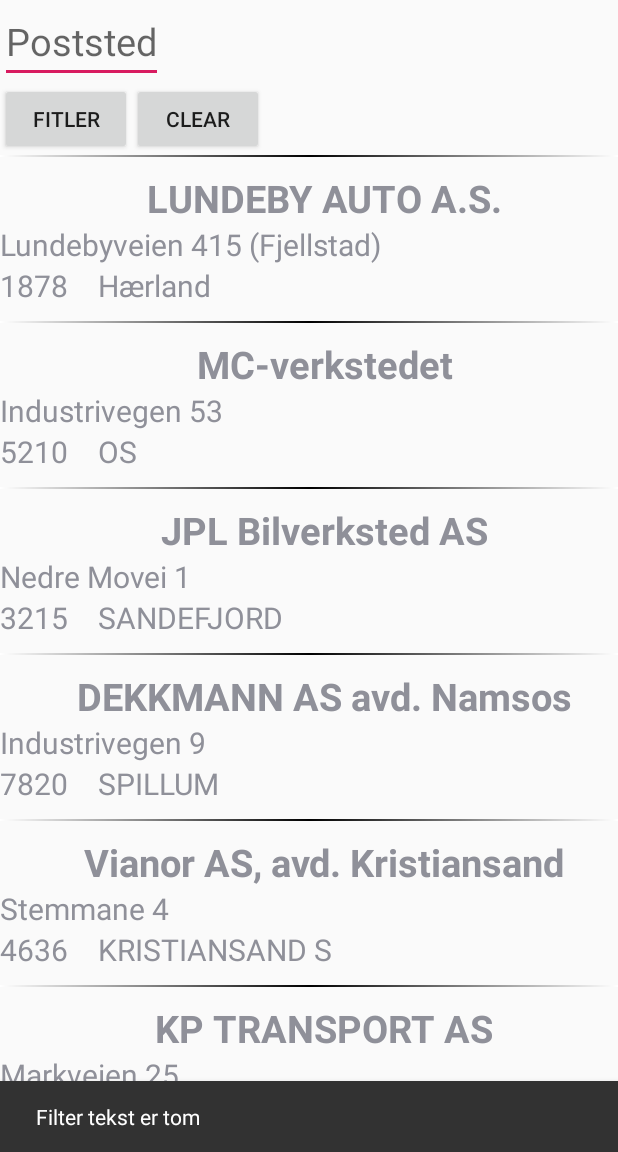
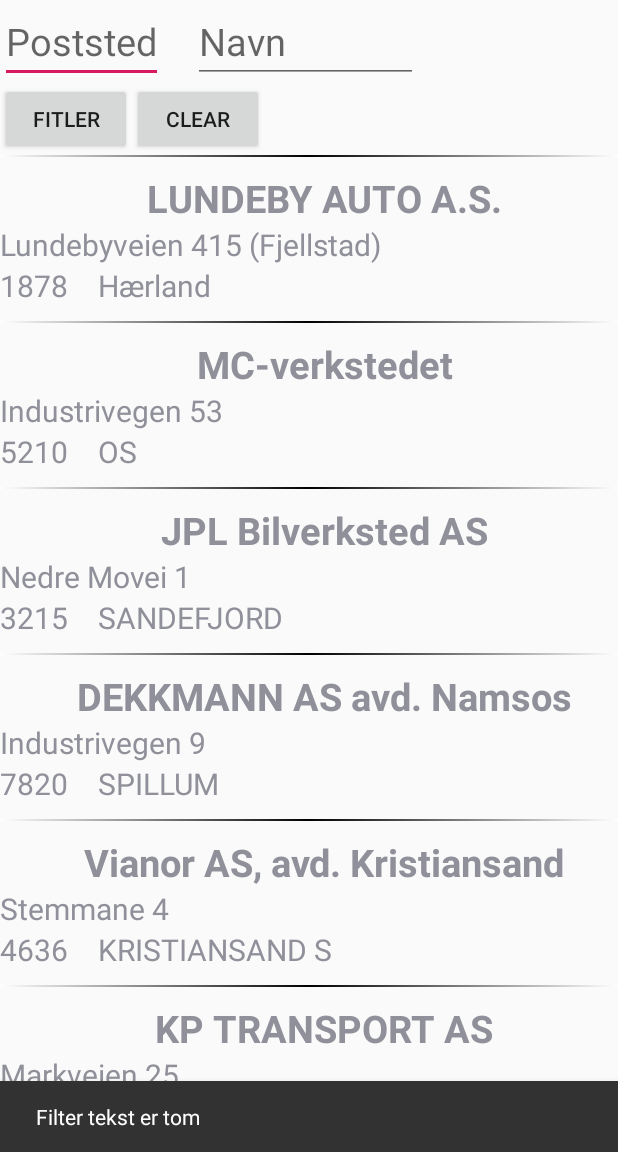
Before and after one commit to Andreas981/HobbyProject, an Android app: the ListFragment screen opened through its navigation route, after a tap on "FITLER", on a phone screen of 412 x 824 dp, the part 84-1236 px from its top. Run offline under Robolectric (Android 15) with nearby library versions, the phone set to English and light mode, and no system bars; our stand-ins replace navigation-ui; 2 statements that could not run were skipped; 1 other tap on this screen came first.

Commit message:
Filter button

```diff
--- a/app/src/main/java/no/andreasmikalsen/hobbyapplication/ListFragment.java
+++ b/app/src/main/java/no/andreasmikalsen/hobbyapplication/ListFragment.java
@@ -15,6 +15,7 @@ import android.view.ViewGroup;
 import android.view.inputmethod.InputMethodManager;
 import android.widget.Button;
 import android.widget.EditText;
+import android.widget.LinearLayout;
 import android.widget.ListView;
 import android.widget.Toast;
 
@@ -48,8 +49,11 @@ public class ListFragment extends Fragment {
     private ArrayList<Workshop> workshops = new ArrayList<>();
     private ArrayList<Workshop> mWorkshops = new ArrayList<>();
     private EditText filterPostSted;
+    private EditText filterNavn;
+    private Button showFilter;
     private Button filterBtn;
     private Button clearFilterBtn;
+    private LinearLayout filterBox;
 
     public ListFragment() {
         // Required empty public constructor
@@ -72,33 +76,50 @@ public class ListFragment extends Fragment {
         filterPostSted = view.findViewById(R.id.list_filter_poststed_edittext);
         filterBtn = view.findViewById(R.id.list_filter_btn);
         clearFilterBtn = view.findViewById(R.id.list_clear_filter_btn);
+        showFilter = view.findViewById(R.id.list_filter_icon);
+        filterBox = view.findViewById(R.id.list_filter_box);
+        filterNavn = view.findViewById(R.id.list_filter_navn_edittext);
 
         InputStream inputStream = getResources().openRawResource(R.raw.verksted);
         getWorkshopFromFile(inputStream);
         populateListView();
 
 
+        showFilter.setOnClickListener(new View.OnClickListener() {
+            @Override
+            public void onClick(View v) {
+                filterBox.setVisibility(View.VISIBLE);
+                showFilter.setVisibility(View.GONE);
+            }
+        });
+
+
+
         filterBtn.setOnClickListener(new View.OnClickListener() {
             @Override
             public void onClick(View v) {
                 String filterPostStedText = filterPostSted.getText().toString();
-                if(filterPostStedText.trim().length() <= 0){
+                String filterNavnText = filterNavn.getText().toString();
+                if(filterNavnText.trim().length() <= 0 && filterPostStedText.trim().length() <= 0){
                     Snackbar.make(v, "Filter tekst er tom", Snackbar.LENGTH_LONG)
                             .setAction("Action", null).show();
                 }else{
-                    ArrayList<Workshop> tempList= filterWorkshops(filterPostStedText);
+
+                    ArrayList<Workshop> tempList = filterWorkshops(filterPostStedText);
                     if(tempList.size() <= 0){
                         Snackbar.make(v, "Fant ingen verksteder med dette filteret", Snackbar.LENGTH_LONG)
                                 .setAction("Action", null).show();
                     }else{
                         mWorkshops = tempList;
                         populateListView();
-                        filterPostSted.setText("");
-                        //Hide keyboard
-                        InputMethodManager imm = (InputMethodManager)getActivity().getSystemService(Context.INPUT_METHOD_SERVICE);
-                        imm.hideSoftInputFromWindow(filterPostSted.getWindowToken(), 0);
+                        filterBox.setVisibility(View.GONE);
+                        showFilter.setVisibility(View.VISIBLE);
+
                     }
                 }
+                //Hide keyboard
+                InputMethodManager imm = (InputMethodManager)getActivity().getSystemService(Context.INPUT_METHOD_SERVICE);
+                imm.hideSoftInputFromWindow(filterPostSted.getWindowToken(), 0);
             }
         });
 
@@ -107,6 +128,8 @@ public class ListFragment extends Fragment {
             public void onClick(View v) {
                 mWorkshops = workshops;
                 populateListView();
+                filterBox.setVisibility(View.GONE);
+                showFilter.setVisibility(View.VISIBLE);
             }
         });
 
@@ -116,7 +139,7 @@ public class ListFragment extends Fragment {
         ArrayList<Workshop> secondList = new ArrayList<>();
 
         for( int i = 0 ; i < workshops.size(); i++) {
-            if (workshops.get(i).getPoststed().toLowerCase().equals(value)) {
+            if (workshops.get(i).getPoststed().toLowerCase().equals(value.toLowerCase())) {
                 secondList.add(workshops.get(i));
             }
         }
--- /dev/null
+++ b/app/src/main/res/drawable/ic_filter_black.xml
@@ -0,0 +1,9 @@
+<vector xmlns:android="http://schemas.android.com/apk/res/android"
+        android:width="24dp"
+        android:height="24dp"
+        android:viewportWidth="24.0"
+        android:viewportHeight="24.0">
+    <path
+        android:fillColor="#FF000000"
+        android:pathData="M10,18h4v-2h-4v2zM3,6v2h18L21,6L3,6zM6,13h12v-2L6,11v2z"/>
+</vector>
--- a/app/src/main/res/layout/fragment_list.xml
+++ b/app/src/main/res/layout/fragment_list.xml
@@ -6,9 +6,20 @@
     android:orientation="vertical"
     tools:context=".ListFragment">
 
+    <Button
+        android:id="@+id/list_filter_icon"
+        android:layout_width="wrap_content"
+        android:layout_height="wrap_content"
+        android:text="@string/filter"
+        android:textSize="15sp"
+        android:drawableStart="@drawable/ic_filter_black"
+        android:outlineProvider="none"/>
+
     <LinearLayout
+        android:id="@+id/list_filter_box"
         android:layout_width="match_parent"
         android:layout_height="wrap_content"
+        android:visibility="visible"
         android:orientation="vertical">
         <LinearLayout
             android:layout_width="match_parent"
@@ -19,6 +30,13 @@
             android:layout_width="wrap_content"
             android:layout_height="wrap_content"
             android:hint="Poststed"
+            android:layout_marginEnd="20dp"
+            android:textSize="25sp"/>
+        <EditText
+            android:id="@+id/list_filter_navn_edittext"
+            android:layout_width="150dp"
+            android:layout_height="wrap_content"
+            android:hint="Navn"
             android:textSize="25sp"/>
 
         </LinearLayout>
--- a/app/src/main/res/navigation/nav_graph.xml
+++ b/app/src/main/res/navigation/nav_graph.xml
@@ -64,9 +64,9 @@
         <action
             android:id="@+id/action_listFragment_to_mapFragment"
             app:destination="@id/mapFragment"
-            app:enterAnim="@anim/forward_animation"
-            app:exitAnim="@anim/backward_animation"
-            app:popEnterAnim="@anim/forward_animation"
-            app:popExitAnim="@anim/backward_animation" />
+            app:enterAnim="@anim/backward_animation"
+            app:exitAnim="@anim/forward_animation"
+            app:popEnterAnim="@anim/backward_animation"
+            app:popExitAnim="@anim/forward_animation" />
     </fragment>
 </navigation>
--- a/app/src/main/res/values/strings.xml
+++ b/app/src/main/res/values/strings.xml
@@ -29,4 +29,5 @@
     <string name="favourite">Favourite</string>
     <string name="fitler">Fitler</string>
     <string name="clear_filter">Clear</string>
+    <string name="filter">Filter</string>
 </resources>
```
